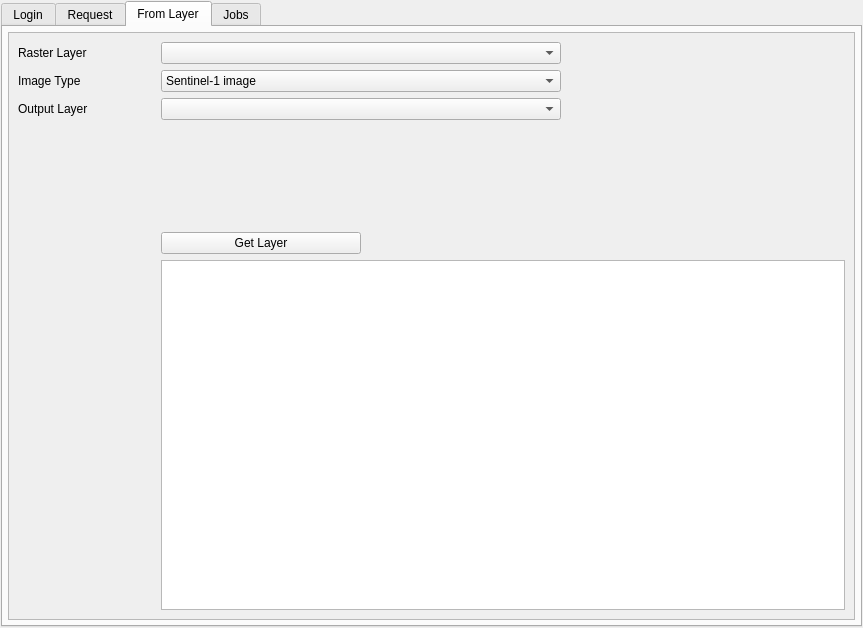
links-ads/ermes-mapping-plugin, file ermes_qgis_dialog_base.ui: the form before one commit.
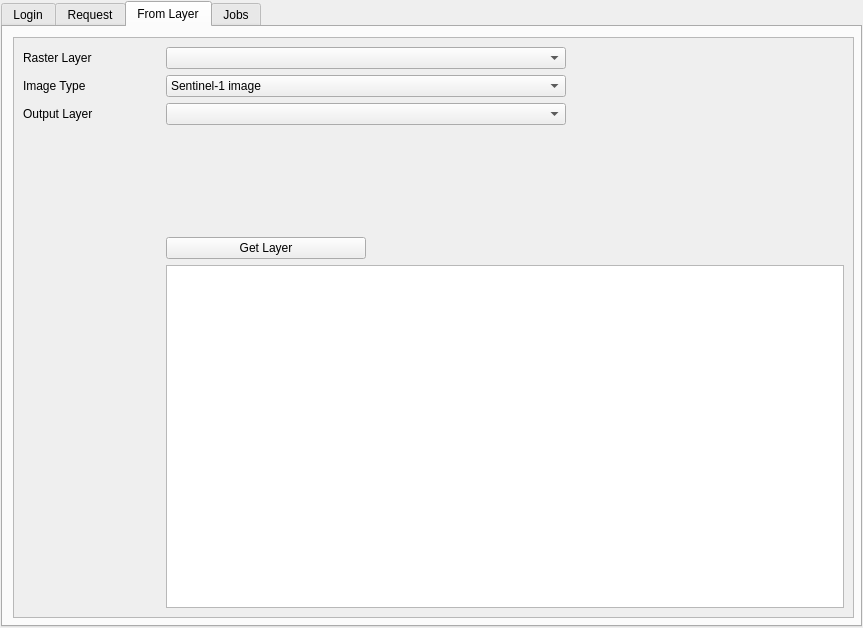
The form after the commit. The open tabs and pages were chosen to show the change. Custom widgets are drawn as their Qt base class.

Commit message: updated error messages and exceptions

What changed in the file:
```diff
--- a/ermes_qgis_dialog_base.ui
+++ b/ermes_qgis_dialog_base.ui
@@ -1131,27 +1131,21 @@
          <attribute name="title">
           <string>From Layer</string>
          </attribute>
-         <layout class="QGridLayout" name="fromLayerGridLayout">
-          <property name="leftMargin">
-           <number>5</number>
+         <widget class="QScrollArea" name="fromLayerScrollArea">
+          <property name="geometry">
+           <rect>
+            <x>10</x>
+            <y>10</y>
+            <width>841</width>
+            <height>581</height>
+           </rect>
           </property>
-          <property name="topMargin">
-           <number>5</number>
+          <property name="sizePolicy">
+           <sizepolicy hsizetype="Preferred" vsizetype="Preferred">
+            <horstretch>0</horstretch>
+            <verstretch>0</verstretch>
+           </sizepolicy>
           </property>
-          <property name="rightMargin">
-           <number>5</number>
-          </property>
-          <property name="bottomMargin">
-           <number>5</number>
-          </property>
-          <item row="0" column="0">
-           <widget class="QScrollArea" name="fromLayerScrollArea">
-            <property name="sizePolicy">
-             <sizepolicy hsizetype="Expanding" vsizetype="Expanding">
-              <horstretch>0</horstretch>
-              <verstretch>0</verstretch>
-             </sizepolicy>
-            </property>
           <property name="verticalScrollBarPolicy">
            <enum>Qt::ScrollBarAsNeeded</enum>
           </property>
@@ -1367,8 +1361,6 @@
            </layout>
           </widget>
          </widget>
-          </item>
-         </layout>
         </widget>
         <widget class="QWidget" name="jobsTab">
          <attribute name="title">
```
Left out of the diff: 68 changed lines with no effect on the pictures. The commit also changes 1 other file.
